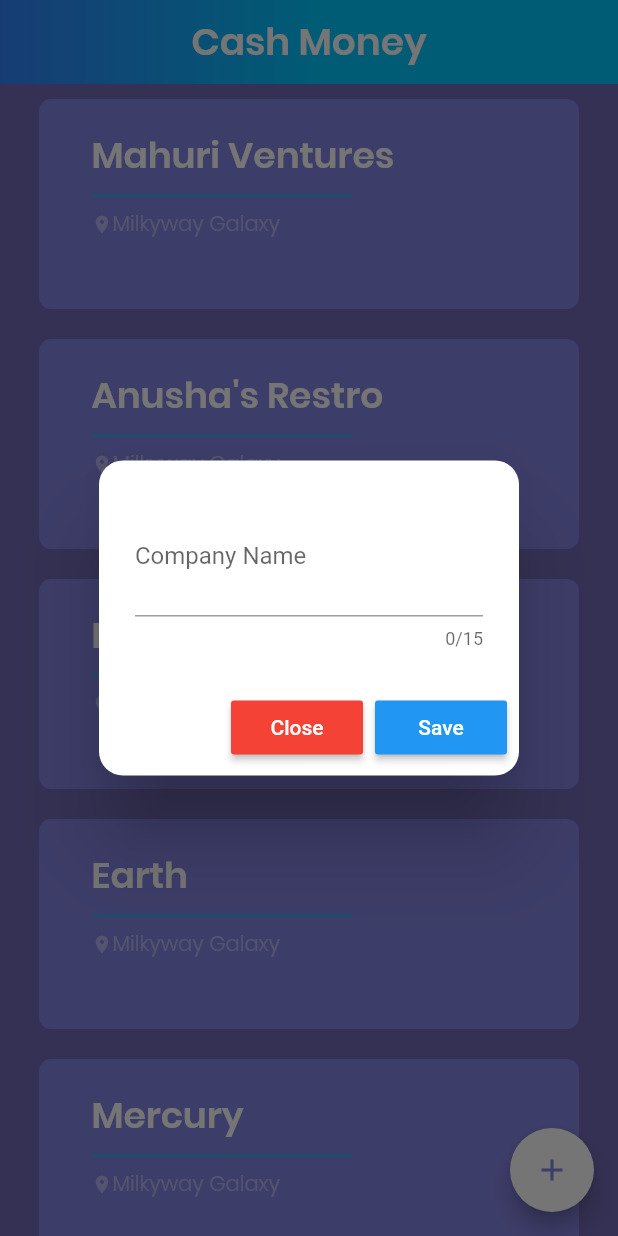
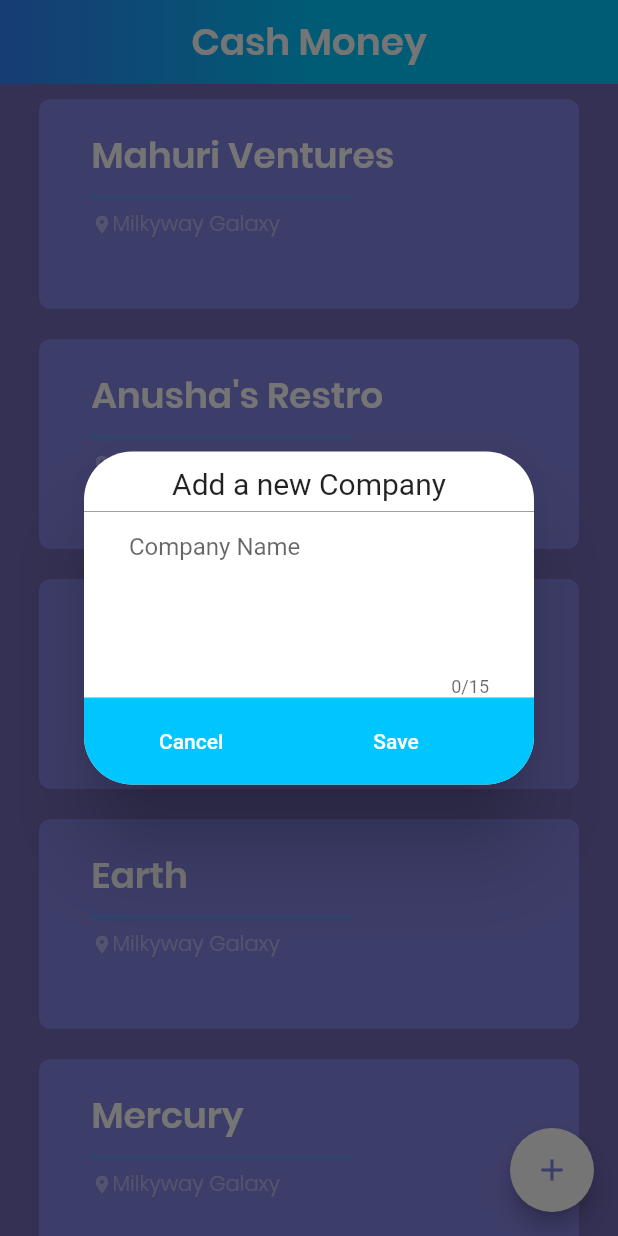
Before and after one commit to nirooj56/cashify, a Flutter app: the screen it shows after launch, after a tap on the "add" icon, on a phone screen of 412 x 824 dp. Run offline on Flutter 3.47's test engine with Material 2 defaults, Android fonts, the phone set to English and light mode, and no system bars; our stand-ins replace fluro; statements that could not run were skipped.

Commit message:
Front-end design started to make some sense. Hola!!

```diff
--- a/lib/ui/home/HomePage.dart
+++ b/lib/ui/home/HomePage.dart
@@ -4,6 +4,7 @@ import 'package:cashmoney/ui/home/PlanetList.dart';
 
 String value = "";
 TextEditingController textController = TextEditingController();
+Color myColor = Color(0xFF00C6FF);
 
 class HomePage extends StatelessWidget {
   @override
@@ -12,51 +13,7 @@ class HomePage extends StatelessWidget {
         body: new HomePageBody(),
         floatingActionButton: FloatingActionButton(
           onPressed: () {
-            showDialog(
-              context: context,
-              builder: (BuildContext context) {
-                // return object of type Dialog
-                return AlertDialog(
-                  shape: RoundedRectangleBorder(
-                      borderRadius:
-                          const BorderRadius.all(const Radius.circular(16.0))),
-                  title: new TextField(
-                    controller: textController,
-                    maxLength: 15,
-                    textInputAction: TextInputAction.done,
-                    onChanged: (text) {
-                      value = text;
-                    }, //onChanged is called whenever we add or delete something on Text Field
-                    decoration: InputDecoration(
-                      border: UnderlineInputBorder(),
-                      fillColor: Colors.black,
-//                      prefixIcon: Icon(Icons.business_center),
-                      prefix: CircularProgressIndicator(),
-                      labelText: 'Company Name',
-                    ),
-                  ),
-                  actions: <Widget>[
-                    // usually buttons at the bottom of the dialog
-                    new RaisedButton(
-                      child: new Text("Close"),
-                      textColor: Colors.white,
-                      color: Colors.red,
-                      onPressed: () {
-                        Navigator.of(context).pop();
-                      },
-                    ),
-                    new RaisedButton(
-                      child: new Text("Save"),
-                      textColor: Colors.white,
-                      color: Colors.blue,
-                      onPressed: () {
-                        Navigator.of(context).pop();
-                      },
-                    )
-                  ],
-                );
-              },
-            );
+            _showDialog(context);
           },
           backgroundColor: Color(0xFFFFFFFF),
           foregroundColor: Color(0xFF8685E5),
@@ -82,3 +39,81 @@ class _HomePageBodyState extends State<HomePageBody> {
     );
   }
 }
+
+void _showDialog(context) {
+  showDialog(
+    context: context,
+    builder: (BuildContext context) {
+      return AlertDialog(
+          shape: RoundedRectangleBorder(
+              borderRadius: BorderRadius.all(Radius.circular(32.0))),
+          contentPadding: EdgeInsets.only(top: 10.0),
+          content: Container(
+            width: 300.0,
+            child: Column(
+              mainAxisAlignment: MainAxisAlignment.start,
+              crossAxisAlignment: CrossAxisAlignment.stretch,
+              mainAxisSize: MainAxisSize.min,
+              children: <Widget>[
+                Row(
+                  mainAxisAlignment: MainAxisAlignment.spaceEvenly,
+                  mainAxisSize: MainAxisSize.min,
+                  children: <Widget>[
+                    Text(
+                      "Add a new Company",
+                      style: TextStyle(fontSize: 20.0),
+                    ),
+                  ],
+                ),
+                SizedBox(
+                  height: 5.0,
+                ),
+                Divider(
+                  color: Colors.grey,
+                  height: 4.0,
+                ),
+                Padding(
+                  padding: EdgeInsets.only(left: 30.0, right: 30.0),
+                  child: TextField(
+                    decoration: InputDecoration(
+                      hintText: "Company Name",
+                      border: InputBorder.none,
+                    ),
+                    maxLength: 15,
+                    maxLines: 4,
+                  ),
+                ),
+                InkWell(
+                  child: Container(
+                      padding: EdgeInsets.only(top: 05.0, bottom: 5.0),
+                      decoration: BoxDecoration(
+                        color: myColor,
+                        borderRadius: BorderRadius.only(
+                            bottomLeft: Radius.circular(32.0),
+                            bottomRight: Radius.circular(32.0)),
+                      ),
+                      child: Row(
+                        children: <Widget>[
+                          FlatButton(
+                            padding: EdgeInsets.only(right: 50.0, left: 50.0),
+                            onPressed: () {
+                              Navigator.of(context).pop();
+                            },
+                            child: new Text("Cancel"),
+                            textColor: Colors.white,
+                          ),
+                          FlatButton(
+                            padding: EdgeInsets.only(right: 50.0, left: 50.0),
+                            onPressed: () {},
+                            child: new Text("Save"),
+                            textColor: Colors.white,
+                          ),
+                        ],
+                      )),
+                ),
+              ],
+            ),
+          ));
+    },
+  );
+}
```
